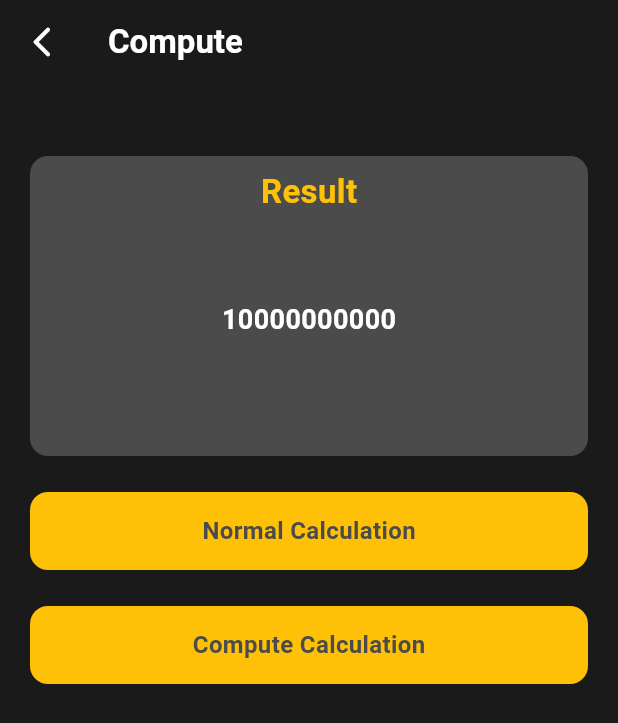
After one commit to boglbbogl/flutter_samples, a Flutter app: the ComputePage screen opened directly, after a tap on "Normal Calculation", on a phone screen of 412 x 824 dp. The commit adds this screen. Shown: the top 723 px of the screen. Run offline on Flutter 3.47's test engine with Material 3 defaults, Android fonts, the phone set to English and light mode, and no system bars; our stand-ins replace shimmer.

Commit message:
update compute

```diff
--- /dev/null
+++ b/isolate_example/lib/compute_page.dart
@@ -0,0 +1,121 @@
+import 'package:flutter/foundation.dart';
+import 'package:flutter/material.dart';
+import 'package:isolate_example/appbar_widget.dart';
+
+class ComputePage extends StatefulWidget {
+  const ComputePage({super.key});
+
+  @override
+  State<ComputePage> createState() => _ComputePageState();
+}
+
+class _ComputePageState extends State<ComputePage> {
+  bool isLoading = false;
+  int result = 0;
+
+  void _normalCalculation() {
+    if (!isLoading) {
+      setState(() => isLoading = true);
+      Future.delayed(const Duration(milliseconds: 1000), () {
+        result = 0;
+        while (result < 10000000000) {
+          result++;
+        }
+        setState(() => isLoading = false);
+      });
+    }
+  }
+
+  static int _calculateInIsolate(int value) {
+    int current = value;
+    while (current < 10000000000) {
+      current++;
+    }
+    return current;
+  }
+
+  void _isolateCalculation() async {
+    setState(() => isLoading = true);
+    int current = await compute(_calculateInIsolate, 10);
+    result = current;
+    setState(() => isLoading = false);
+  }
+
+  @override
+  Widget build(BuildContext context) {
+    return Scaffold(
+      backgroundColor: const Color.fromRGBO(26, 26, 26, 1),
+      appBar: const AppbarWidget(title: "Compute"),
+      body: Column(
+        children: [
+          Container(
+            margin:
+                const EdgeInsets.only(left: 20, right: 20, top: 48, bottom: 12),
+            width: MediaQuery.of(context).size.width,
+            height: 200,
+            decoration: BoxDecoration(
+              borderRadius: BorderRadius.circular(12),
+              color: const Color.fromRGBO(75, 75, 75, 1),
+            ),
+            child: Column(
+              children: [
+                const Padding(
+                  padding: EdgeInsets.all(8.0),
+                  child: Text(
+                    "Result",
+                    style: TextStyle(
+                        fontWeight: FontWeight.bold,
+                        color: Colors.amber,
+                        fontSize: 22),
+                  ),
+                ),
+                Container(
+                  alignment: Alignment.center,
+                  height: 124,
+                  child: isLoading
+                      ? const CircularProgressIndicator(
+                          color: Colors.amber,
+                        )
+                      : Text(
+                          "$result",
+                          style: const TextStyle(
+                            fontWeight: FontWeight.bold,
+                            color: Colors.white,
+                            fontSize: 18,
+                          ),
+                        ),
+                ),
+              ],
+            ),
+          ),
+          _button("Normal Calculation", _normalCalculation),
+          _button("Compute Calculation", _isolateCalculation),
+        ],
+      ),
+    );
+  }
+
+  GestureDetector _button(String title, Function() onTap) {
+    return GestureDetector(
+      onTap: onTap,
+      child: Container(
+        margin: const EdgeInsets.symmetric(horizontal: 20, vertical: 12),
+        width: MediaQuery.of(context).size.width,
+        height: 52,
+        alignment: Alignment.center,
+        decoration: BoxDecoration(
+          borderRadius: BorderRadius.circular(12),
+          color: Colors.amber,
+        ),
+        child: Text(
+          title,
+          style: const TextStyle(
+            fontWeight: FontWeight.bold,
+            fontSize: 16,
+            color: Color.fromRGBO(75, 75, 75, 1),
+          ),
+        ),
+      ),
+    );
+  }
+}
--- a/isolate_example/lib/main.dart
+++ b/isolate_example/lib/main.dart
@@ -2,9 +2,11 @@ import 'package:flutter/material.dart';
 import 'package:isolate_example/animation_page.dart';
 import 'package:isolate_example/appbar_widget.dart';
 import 'package:isolate_example/calculate_page.dart';
+import 'package:isolate_example/compute_page.dart';
 import 'package:isolate_example/count_page.dart';
 
 void main() {
+  WidgetsFlutterBinding.ensureInitialized();
   runApp(const MaterialApp(
     home: App(),
   ));
@@ -32,6 +34,7 @@ class _AppState extends State<App> {
           _button("Calculate", const CalculatePage()),
           _button("Count", const CountPage()),
           _button("Animation", const AnimationPage()),
+          _button("Compute", const ComputePage()),
         ],
       ),
     );
```
